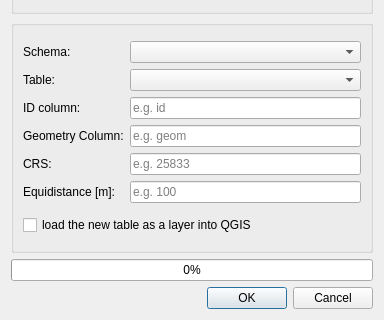
Qt form src/pgchainage_dialog_base.ui (jagodki/pgChainage) before a commit; both pictures show x 0 to 384 and y 230 to 550 of the 384 by 550 pixel window.
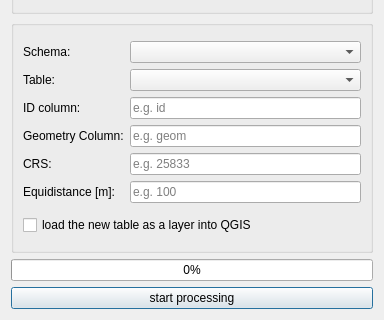
The same form after that commit.

Diff of the .ui file:
```diff
--- a/src/pgchainage_dialog_base.ui
+++ b/src/pgchainage_dialog_base.ui
@@ -231,12 +231,21 @@
       </widget>
      </item>
      <item>
-      <widget class="QDialogButtonBox" name="button_box">
-       <property name="orientation">
-        <enum>Qt::Horizontal</enum>
+      <widget class="QPushButton" name="pushButton_start_processing">
+       <property name="text">
+        <string>start processing</string>
        </property>
-       <property name="standardButtons">
-        <set>QDialogButtonBox::Cancel|QDialogButtonBox::Ok</set>
+       <property name="checkable">
+        <bool>false</bool>
+       </property>
+       <property name="autoExclusive">
+        <bool>false</bool>
+       </property>
+       <property name="default">
+        <bool>true</bool>
+       </property>
+       <property name="flat">
+        <bool>false</bool>
        </property>
       </widget>
      </item>
```
Left out of the diff: 19 changed lines with no effect on the pictures.
